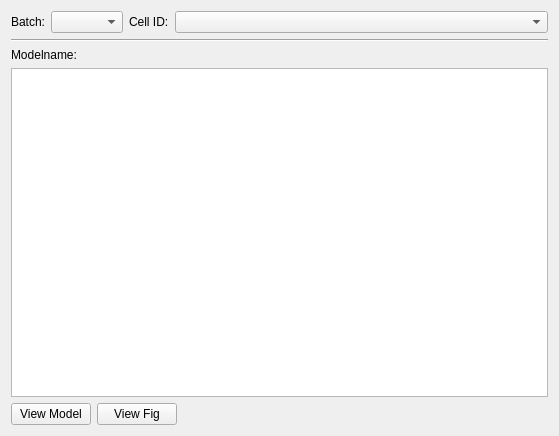
Above: nems/gui_new/ui/tab_browser.ui from LBHB/NEMS0 before the change. Below: the same form after it.
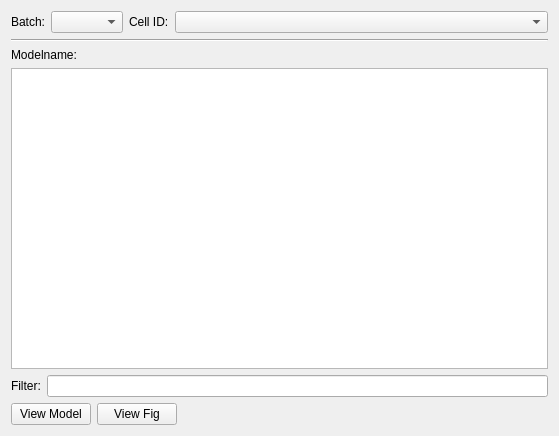
That is the form after the change.

Commit message: filtering in db tab

```diff
--- a/nems/gui_new/ui/tab_browser.ui
+++ b/nems/gui_new/ui/tab_browser.ui
@@ -88,7 +88,28 @@
     </widget>
    </item>
    <item>
-    <widget class="QListView" name="listViewModelnames"/>
+    <widget class="QListView" name="listViewModelnames">
+     <property name="sizePolicy">
+      <sizepolicy hsizetype="Expanding" vsizetype="Expanding">
+       <horstretch>0</horstretch>
+       <verstretch>0</verstretch>
+      </sizepolicy>
+     </property>
+    </widget>
+   </item>
+   <item>
+    <layout class="QHBoxLayout" name="horizontalLayout_3">
+     <item>
+      <widget class="QLabel" name="label_4">
+       <property name="text">
+        <string>Filter:</string>
+       </property>
+      </widget>
+     </item>
+     <item>
+      <widget class="QLineEdit" name="lineEditModelFilter"/>
+     </item>
+    </layout>
    </item>
    <item>
     <layout class="QHBoxLayout" name="horizontalLayout">
```
The commit also changes 5 other files.
